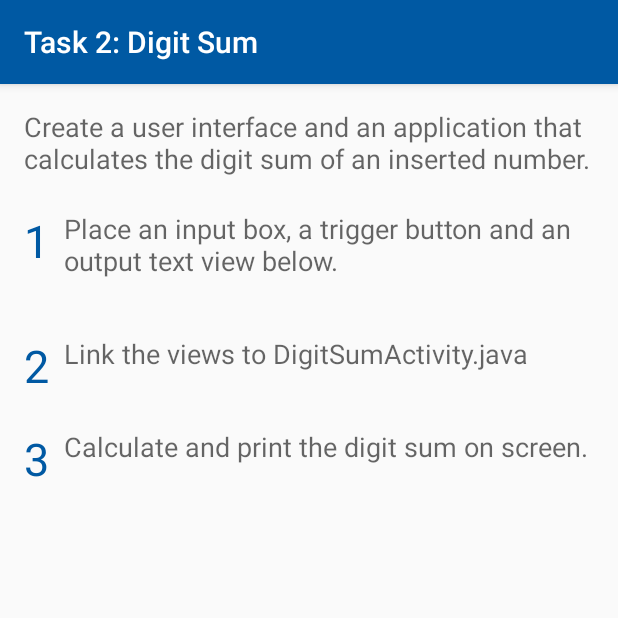
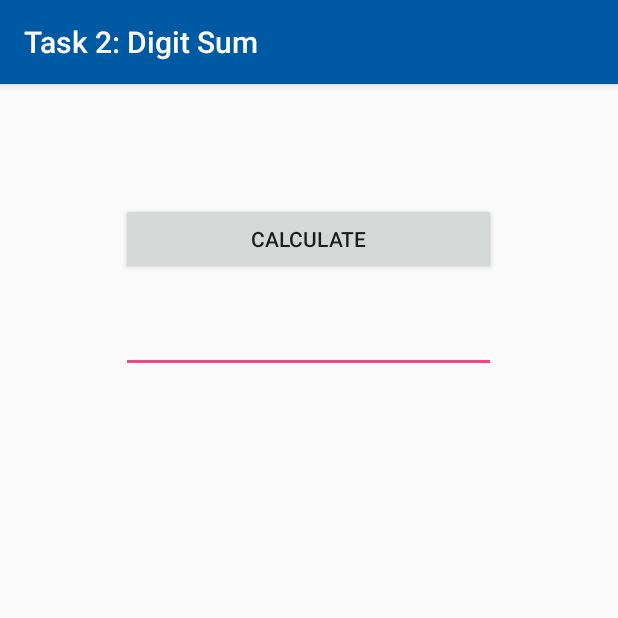
Before and after one commit to SAYIHEM/EMI-App-1, an Android app: the DigitSumActivity screen opened directly, with no data from a screen before it, on a phone screen of 412 x 824 dp, the top half of it. Run offline under Robolectric (Android 15) with nearby library versions, the phone set to English and light mode, and no system bars.

Commit message:
Safe 27.10 05:48

```diff
--- a/app/src/main/java/de/davidgollasch/emiexercise1/DigitSumActivity.java
+++ b/app/src/main/java/de/davidgollasch/emiexercise1/DigitSumActivity.java
@@ -8,13 +8,10 @@ import android.widget.Button;
 import android.widget.EditText;
 import android.widget.TextView;
 
-import static de.davidgollasch.emiexercise1.R.id.buttonFire;
-import static de.davidgollasch.emiexercise1.R.id.textViewFibonacci;
-
 public class DigitSumActivity extends AppCompatActivity {
 
     private TextView textOutput;
-    private EditText editNumber;
+    private EditText edit;
     private Button btnCalc;
 
     @Override
@@ -32,39 +29,46 @@ public class DigitSumActivity extends AppCompatActivity {
      * Construct the Interactive Structure
      */
     private void InitializeActivity() {
-        textOutput = (TextView) findViewById(textViewFibonacci);
-        btnCalc = (Button) findViewById(buttonFire);
+        textOutput = (TextView) findViewById(R.id.textOutputField);
+        btnCalc = (Button) findViewById(R.id.btnCalculate);
+        edit = (EditText) findViewById(R.id.editField);
 
-        // TODO: Implement Buttons etc.
+        btnCalc.setOnClickListener(new View.OnClickListener(){
+
+            public void onClick(View v){
+
+                textOutput.setText("Test");
+
+                CalculateDigitSum();
+            }
+        });
     }
 
     /**
      * Trigger the Digit Sum Calculation
      */
     private void CalculateDigitSum() {
-        /*
-         *
-         *  TODO: IMPLEMENT THIS
-         *  NUMBER 3: CALCULATE AND PRINT DIGIT SUM
-         *
-         *
-         */
 
-        /*
-         * a) Get entered number
-         */
+        String string = edit.getText().toString();
 
+        int number = Integer.parseInt(string);
 
-        /*
-         * b) Calculate digit sum
-         *    (Hint: This can be done recursively using an additional function/method
-         *    private int getDigitSum(int n))
-         */
+        number = digitSum(number);
 
-        /*
-         * c) Print result
-         */
-
+        textOutput.setText(Integer.toString(number));
         }
 
+    private int digitSum(int n) {
+
+        int sum = 0;
+
+        while (n != 0) {
+
+            sum += n % 10;
+            n /= 10;
+        }
+
+        return sum;
+    }
+
 }
--- a/app/src/main/java/de/davidgollasch/emiexercise1/FibonacciActivity.java
+++ b/app/src/main/java/de/davidgollasch/emiexercise1/FibonacciActivity.java
@@ -51,14 +51,12 @@ public class FibonacciActivity extends AppCompatActivity {
         int prev = 1;
         int out = 0;
 
-        output = "0\n";
+        output = "0 ";
 
         for (int i = 2; i <= 30; i++) {
 
-
-
             out = prev + prevPrev;
-            output += Integer.toString(out) + "\n";
+            output += Integer.toString(out) + " ";
             prevPrev = prev;
             prev = out;
         }
--- a/app/src/main/res/layout/activity_digit_sum.xml
+++ b/app/src/main/res/layout/activity_digit_sum.xml
@@ -10,48 +10,36 @@
         android:paddingBottom="@dimen/activity_vertical_margin"
         tools:context="de.davidgollasch.emiexercise1.DigitSumActivity">
 
-    <TextView android:layout_width="wrap_content" android:layout_height="wrap_content"
-              android:textAppearance="?android:attr/textAppearanceMedium"
-              android:text="Create a user interface and an application that calculates the digit sum of an inserted number."
-              android:id="@+id/textView9"
-              android:layout_alignParentTop="true" android:layout_alignParentLeft="true"
-              android:layout_alignParentStart="true"/>
-    <TextView android:layout_width="wrap_content" android:layout_height="wrap_content"
-              android:textAppearance="?android:attr/textAppearanceMedium"
-              android:text="Place an input box, a trigger button and an output text view below."
-              android:id="@+id/textView10"
-              android:layout_below="@+id/textView9"
-              android:layout_marginTop="22dp"
-              android:layout_toEndOf="@+id/textView13" android:layout_marginLeft="10dp"/>
-    <TextView android:layout_width="wrap_content" android:layout_height="wrap_content"
-              android:textAppearance="?android:attr/textAppearanceMedium"
-              android:text="Link the views to DigitSumActivity.java"
-              android:id="@+id/textView11"
-              android:layout_below="@+id/textView10" android:layout_alignLeft="@+id/textView10"
-              android:layout_alignStart="@+id/textView10" android:layout_marginTop="37dp"/>
-    <TextView android:layout_width="wrap_content" android:layout_height="wrap_content"
-              android:textAppearance="?android:attr/textAppearanceMedium"
-              android:text="Calculate and print the digit sum on screen."
-              android:id="@+id/textView12"
-              android:layout_below="@+id/textView11" android:layout_alignLeft="@+id/textView11"
-              android:layout_alignStart="@+id/textView11" android:layout_marginTop="37dp"/>
+    <Button
+        android:text="Calculate"
+        android:layout_width="wrap_content"
+        android:layout_height="wrap_content"
+        android:layout_marginTop="63dp"
+        android:id="@+id/btnCalculate"
+        android:layout_alignParentTop="true"
+        android:layout_alignLeft="@+id/editField"
+        android:layout_alignStart="@+id/editField"
+        android:width="250dp" />
+
     <TextView
-            android:layout_width="wrap_content"
-            android:layout_height="wrap_content"
-            android:textAppearance="?android:attr/textAppearanceLarge"
-            android:text="1"
-            android:id="@+id/textView13"
-            android:layout_alignTop="@+id/textView10" android:layout_alignParentLeft="true"
-            android:layout_alignParentStart="true" android:layout_alignBottom="@+id/textView10"
-            android:textColor="@color/tuAkzentfarbe1BlauHell" android:textSize="30dp"/>
-    <TextView android:layout_width="wrap_content" android:layout_height="wrap_content"
-              android:textAppearance="?android:attr/textAppearanceLarge" android:text="2" android:id="@+id/textView14"
-              android:textColor="@color/tuAkzentfarbe1BlauHell" android:textSize="30dp"
-              android:layout_alignTop="@+id/textView11" android:layout_alignParentLeft="true"
-              android:layout_alignParentStart="true"/>
-    <TextView android:layout_width="wrap_content" android:layout_height="wrap_content"
-              android:textAppearance="?android:attr/textAppearanceLarge" android:text="3" android:id="@+id/textView15"
-              android:textColor="@color/tuAkzentfarbe1BlauHell" android:textSize="30dp"
-              android:layout_alignTop="@+id/textView12" android:layout_alignParentLeft="true"
-              android:layout_alignParentStart="true"/>
+        android:layout_width="wrap_content"
+        android:layout_height="wrap_content"
+        android:id="@+id/textOutputField"
+        android:width="250dp"
+        android:height="75dp"
+        android:layout_marginTop="47dp"
+        android:layout_below="@+id/editField"
+        android:layout_alignLeft="@+id/editField"
+        android:layout_alignStart="@+id/editField" />
+
+    <EditText
+        android:layout_width="wrap_content"
+        android:layout_height="wrap_content"
+        android:inputType="number"
+        android:ems="10"
+        android:id="@+id/editField"
+        android:layout_marginTop="20dp"
+        android:width="250dp"
+        android:layout_below="@+id/btnCalculate"
+        android:layout_centerHorizontal="true" />
 </RelativeLayout>
```
Also changed, not shown: app/src/main/java/de/davidgollasch/emiexercise1/AudioPlaybackActivity.java (+32 -10 lines), 2 other files.
